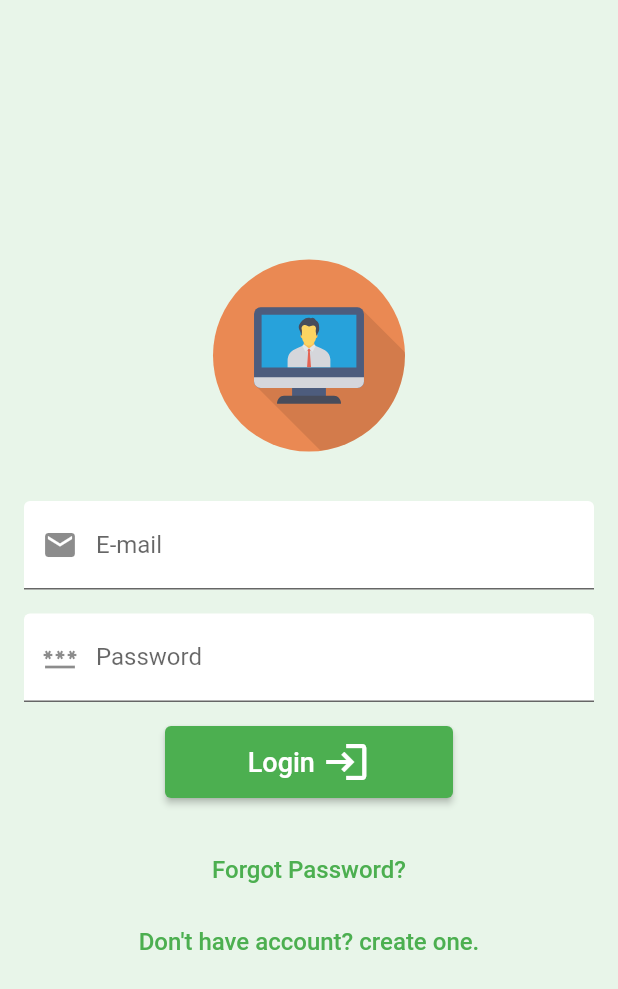
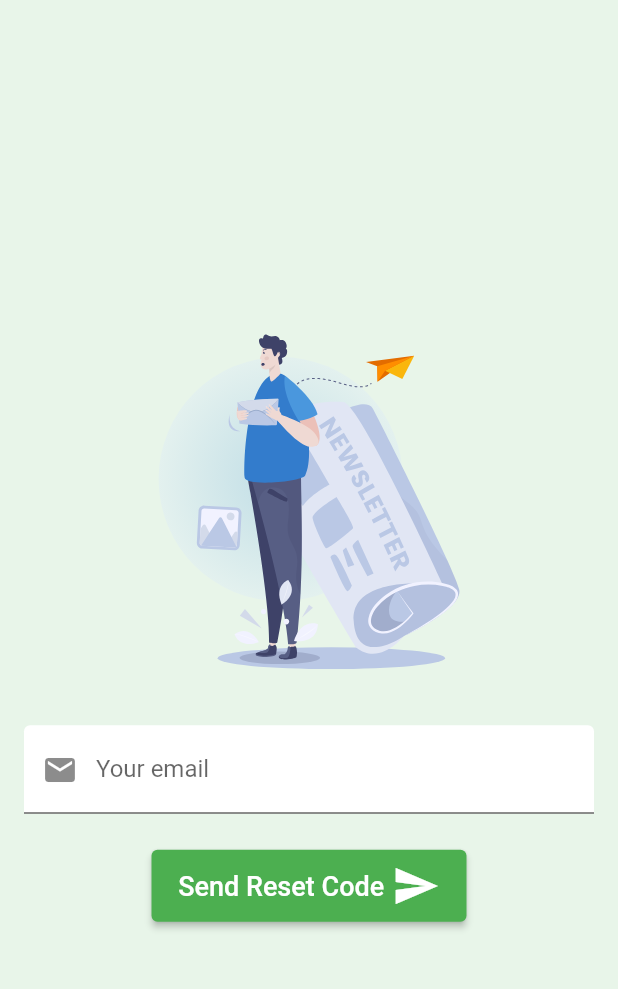
Before and after one commit to Digital-Queue/DigitalQueueAppOld, a Flutter app: the LoginPage screen opened directly, after a tap on "Forgot Password?", on a phone screen of 412 x 824 dp. Shown: the top 989 px of the screen. Run offline on Flutter 3.47's test engine with Material 2 defaults, Android fonts, the phone set to English and light mode, and no system bars; our stand-ins replace flutter_svg.

Commit message:
feat(): account recovery pages

```diff
--- a/lib/pages/login.dart
+++ b/lib/pages/login.dart
@@ -1,3 +1,4 @@
+import 'package:digital_queue/pages/recover_account.dart';
 import 'package:digital_queue/pages/register.dart';
 import 'package:flutter/material.dart';
 import 'package:flutter_svg/svg.dart';
@@ -96,7 +97,12 @@ class _LoginPageState extends State<LoginPage> {
               height: 24,
             ),
             TextButton(
-                onPressed: () {},
+                onPressed: () {
+                  Navigator.push(
+                      context,
+                      MaterialPageRoute(
+                          builder: (_) => const RecoverAccountPage()));
+                },
                 child: const Text(
                   "Forgot Password?",
                   style: TextStyle(fontSize: 16),
--- /dev/null
+++ b/lib/pages/recover_account.dart
@@ -0,0 +1,95 @@
+import 'package:digital_queue/pages/reset_password.dart';
+import 'package:flutter/material.dart';
+import 'package:flutter_svg/svg.dart';
+
+class RecoverAccountPage extends StatefulWidget {
+  const RecoverAccountPage({Key? key}) : super(key: key);
+
+  @override
+  State<RecoverAccountPage> createState() => _RecoverAccountPageState();
+}
+
+class _RecoverAccountPageState extends State<RecoverAccountPage> {
+  late final TextEditingController _emailFieldController;
+
+  @override
+  void initState() {
+    _emailFieldController = TextEditingController();
+    super.initState();
+  }
+
+  @override
+  void dispose() {
+    _emailFieldController.dispose();
+    super.dispose();
+  }
+
+  @override
+  Widget build(BuildContext context) {
+    return Scaffold(
+      backgroundColor: Colors.green[50],
+      body: Column(
+        mainAxisAlignment: MainAxisAlignment.center,
+        crossAxisAlignment: CrossAxisAlignment.center,
+        children: [
+          Center(
+            child: SizedBox(
+              height: 250,
+              width: 250,
+              child: SvgPicture.asset("assets/mail.svg"),
+            ),
+          ),
+          const SizedBox(
+            height: 24,
+          ),
+          Padding(
+            padding: EdgeInsets.only(left: 16, right: 16),
+            child: Column(
+              children: [
+                TextField(
+                  controller: _emailFieldController,
+                  autocorrect: false,
+                  enableSuggestions: false,
+                  keyboardType: TextInputType.emailAddress,
+                  decoration: const InputDecoration(
+                      labelText: "Your email",
+                      prefixIcon: Icon(Icons.email),
+                      fillColor: Colors.white,
+                      filled: true),
+                ),
+                const SizedBox(
+                  height: 24,
+                ),
+                SizedBox(
+                  width: 210,
+                  height: 48,
+                  child: ElevatedButton(
+                    onPressed: () {
+                      Navigator.push(
+                          context,
+                          MaterialPageRoute(
+                              builder: (_) => const ResetPasswordPage()));
+                    },
+                    child: Row(
+                      mainAxisSize: MainAxisSize.min,
+                      children: const [
+                        Text('Send Reset Code', style: TextStyle(fontSize: 18)),
+                        SizedBox(
+                          width: 5,
+                        ),
+                        Icon(
+                          Icons.send,
+                          size: 32.0,
+                        ),
+                      ],
+                    ),
+                  ),
+                )
+              ],
+            ),
+          )
+        ],
+      ),
+    );
+  }
+}
--- /dev/null
+++ b/lib/pages/reset_password.dart
@@ -0,0 +1,18 @@
+import 'package:flutter/material.dart';
+
+class ResetPasswordPage extends StatefulWidget {
+  const ResetPasswordPage({Key? key}) : super(key: key);
+
+  @override
+  State<ResetPasswordPage> createState() => _ResetPasswordPageState();
+}
+
+class _ResetPasswordPageState extends State<ResetPasswordPage> {
+  @override
+  Widget build(BuildContext context) {
+    return Scaffold(
+      backgroundColor: Colors.green[50],
+      body: Column(),
+    );
+  }
+}
```
Also changed, not shown: assets/mail.svg (added).
